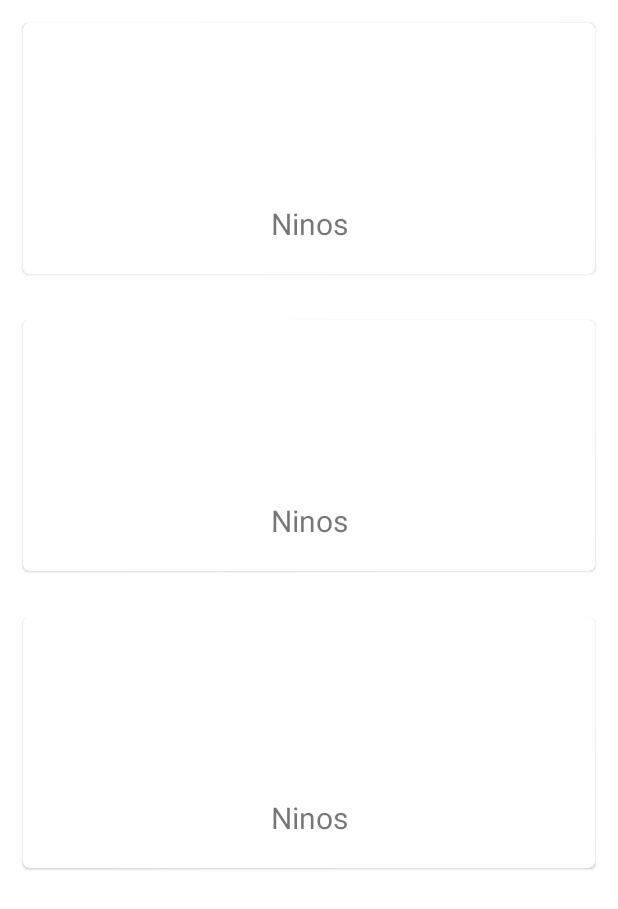
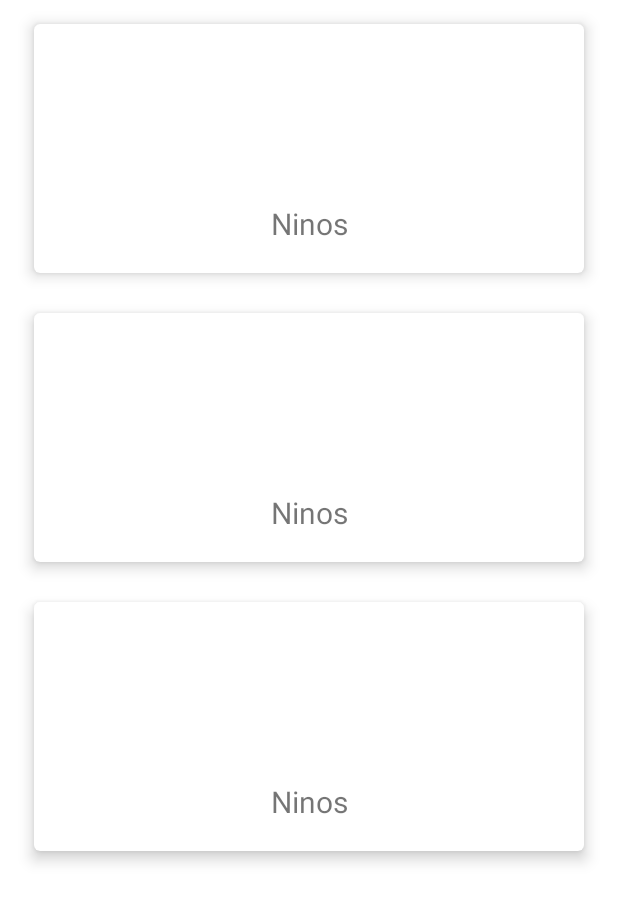
Before and after one commit to panchis7u7/HomeReality, an Android app: the layout activity_main.xml on its own in the app's theme, with its tools: preview values and no code run, on a phone screen of 412 x 824 dp. Shown: the top 909 px of the screen. Run offline under Robolectric (Android 15) with nearby library versions, the phone set to English and light mode, and no system bars.

Commit message:
Styling recycle containers.

```diff
--- a/app/src/main/AndroidManifest.xml
+++ b/app/src/main/AndroidManifest.xml
@@ -8,6 +8,7 @@
 
     <application
         android:allowBackup="true"
+        android:hardwareAccelerated="true"
         android:icon="@mipmap/ic_launcher"
         android:label="@string/app_name"
         android:roundIcon="@mipmap/ic_launcher_round"
--- a/app/src/main/res/drawable/container_shadow.xml
+++ b/app/src/main/res/drawable/container_shadow.xml
@@ -1,6 +1,6 @@
 <?xml version="1.0" encoding="utf-8"?>
 <shape xmlns:android="http://schemas.android.com/apk/res/android"
     android:shape="rectangle">
-    <solid android:color="#FFFF" />
+    <solid android:color="#42000000" />
     <corners android:radius="5dp" />
 </shape>
--- a/app/src/main/res/layout/activity_main.xml
+++ b/app/src/main/res/layout/activity_main.xml
@@ -1,5 +1,6 @@
 <?xml version="1.0" encoding="utf-8"?>
-<androidx.constraintlayout.widget.ConstraintLayout xmlns:android="http://schemas.android.com/apk/res/android"
+<RelativeLayout
+    xmlns:android="http://schemas.android.com/apk/res/android"
     xmlns:app="http://schemas.android.com/apk/res-auto"
     xmlns:tools="http://schemas.android.com/tools"
     android:layout_width="match_parent"
@@ -12,4 +13,4 @@
         android:layout_height="match_parent"
         tools:listitem="@layout/item_furniture_category_layout"/>
 
-</androidx.constraintlayout.widget.ConstraintLayout>
+</RelativeLayout>
--- a/app/src/main/res/layout/item_furniture_category_layout.xml
+++ b/app/src/main/res/layout/item_furniture_category_layout.xml
@@ -3,9 +3,12 @@
     xmlns:android="http://schemas.android.com/apk/res/android"
     android:layout_width="match_parent"
     android:layout_height="wrap_content"
-    android:background="@drawable/container_shadow"
-    android:layout_margin="15dp"
-    android:elevation="32dp">
+    xmlns:app="http://schemas.android.com/apk/res-auto"
+    app:cardUseCompatPadding="true"
+    app:cardElevation="6dp"
+    android:layout_marginLeft="15dp"
+    android:layout_marginRight="15dp"
+    android:layout_marginTop="5dp">
 
     <LinearLayout
         android:layout_width="match_parent"
--- a/app/src/main/res/values-night/themes.xml
+++ b/app/src/main/res/values-night/themes.xml
@@ -12,5 +12,7 @@
         <!-- Status bar color. -->
         <item name="android:statusBarColor" tools:targetApi="l">?attr/colorPrimaryVariant</item>
         <!-- Customize your theme here. -->
+        <item name="windowActionBar">false</item>
+        <item name="windowNoTitle">true</item>
     </style>
 </resources>
--- a/app/src/main/res/values/themes.xml
+++ b/app/src/main/res/values/themes.xml
@@ -12,5 +12,7 @@
         <!-- Status bar color. -->
         <item name="android:statusBarColor" tools:targetApi="l">?attr/colorPrimaryVariant</item>
         <!-- Customize your theme here. -->
+        <item name="windowActionBar">false</item>
+        <item name="windowNoTitle">true</item>
     </style>
 </resources>
```
Also changed, not shown: app/src/main/java/com/example/homereality/MainActivity.kt (+65 -9 lines).
